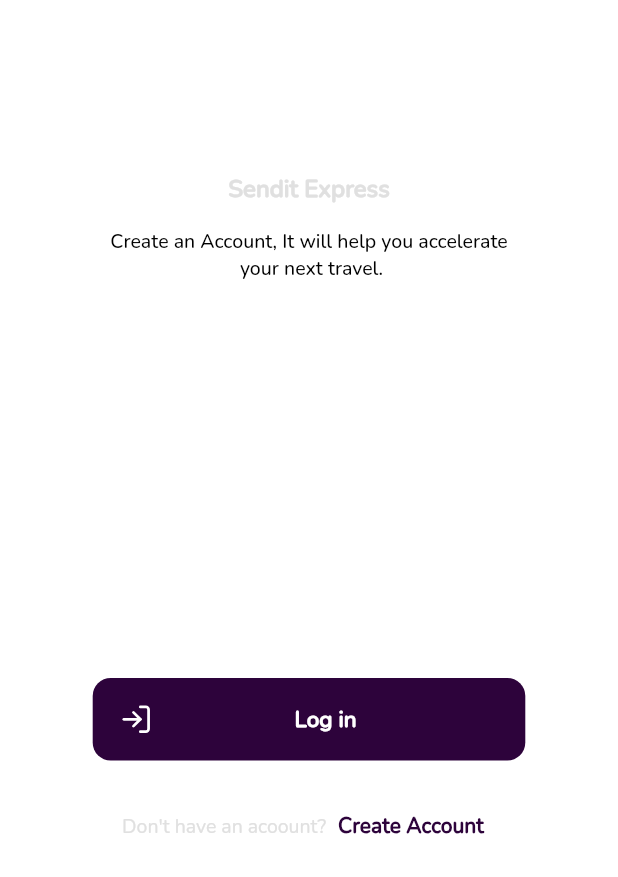
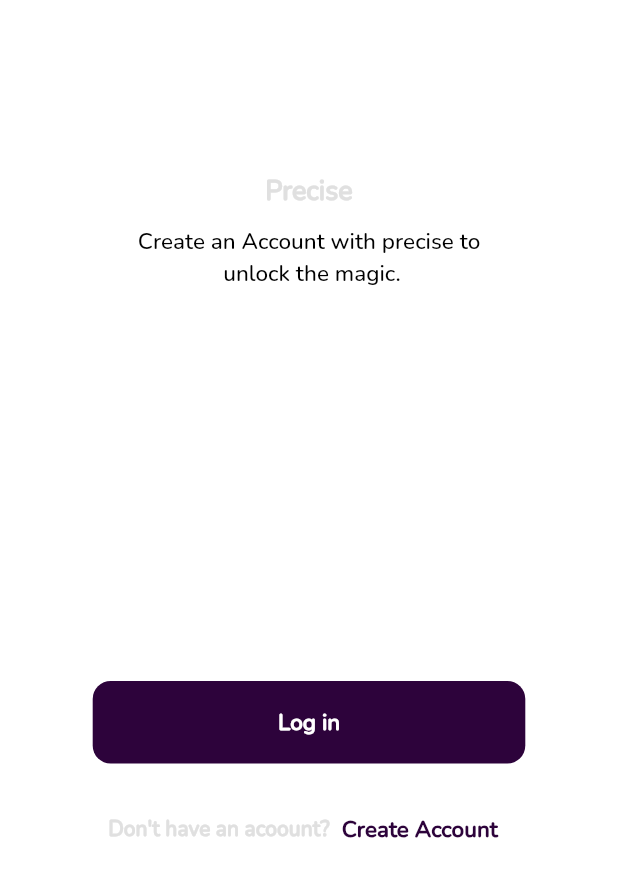
Before and after one commit to Karumaidoi/precise, a Flutter app: the MainAuth screen opened directly, on a phone screen of 412 x 824 dp. Shown: the top 877 px of the screen. Run offline on Flutter 3.47's test engine with Material 2 defaults, Android fonts, the phone set to English and light mode, and no system bars; our stand-ins replace another_flushbar, bootstrap_icons, flutter_holo_date_picker, flutter_vector_icons, lottie, modal_progress_hud_nsn and 2 more; missing offline and left inert: cupertino_onboarding, flag, spring_button; accounts and stored records are empty.

Commit message:
Auth journey done

```diff
--- a/lib/home/Auth/log_in.dart
+++ b/lib/home/Auth/log_in.dart
@@ -74,7 +74,7 @@ class _LoginPageState extends State<LoginPage> {
             children: [
               const Center(
                 child: Text(
-                  'Sendit Express',
+                  'Precise',
                   style: TextStyle(
                     fontSize: 23,
                     fontWeight: FontWeight.bold,
@@ -87,7 +87,7 @@ class _LoginPageState extends State<LoginPage> {
               const Text(
                 'Enter your email address?',
                 style: TextStyle(
-                  fontSize: 16,
+                  fontSize: 17,
                   fontWeight: FontWeight.w600,
                 ),
               ),
--- a/lib/home/Auth/main_auth.dart
+++ b/lib/home/Auth/main_auth.dart
@@ -23,20 +23,20 @@ class MainAuth extends StatelessWidget {
                 child: Column(
                   children: [
                     Text(
-                      'Sendit Express',
+                      'Precise',
                       style: TextStyle(
                           color: Theme.of(context).buttonColor,
-                          fontSize: 16,
+                          fontSize: 18,
                           fontWeight: FontWeight.bold),
                     ),
                     const SizedBox(
-                      height: 15,
+                      height: 10,
                     ),
                     const Text(
-                      "Create an Account, It will help you accelerate \n your next travel.",
+                      "Create an Account with precise to \n unlock the magic.",
                       textAlign: TextAlign.center,
                       style: TextStyle(
-                        fontSize: 13,
+                        fontSize: 15,
                         fontWeight: FontWeight.w500,
                         height: 1.4,
                       ),
@@ -71,11 +71,7 @@ class MainAuth extends StatelessWidget {
                       child: Row(
                         mainAxisAlignment: MainAxisAlignment.spaceBetween,
                         children: const [
-                          Icon(
-                            Feather.log_in,
-                            color: Colors.white,
-                            size: 22,
-                          ),
+                          SizedBox(),
                           Text(
                             'Log in',
                             style: TextStyle(
@@ -99,7 +95,9 @@ class MainAuth extends StatelessWidget {
                     Text(
                       'Don\'t have an acoount?',
                       style: TextStyle(
-                          color: Theme.of(context).buttonColor, fontSize: 13),
+                          color: Theme.of(context).buttonColor,
+                          fontSize: 14,
+                          fontWeight: FontWeight.bold),
                     ),
                     TextButton(
                         onPressed: () {
@@ -112,7 +110,7 @@ class MainAuth extends StatelessWidget {
                           "Create Account",
                           style: TextStyle(
                               color: Theme.of(context).primaryColor,
-                              fontSize: 14,
+                              fontSize: 15,
                               fontWeight: FontWeight.bold),
                         ))
                   ],
```
Also changed, not shown: lib/home/Auth/verify_otp.dart (+33 -16 lines).
